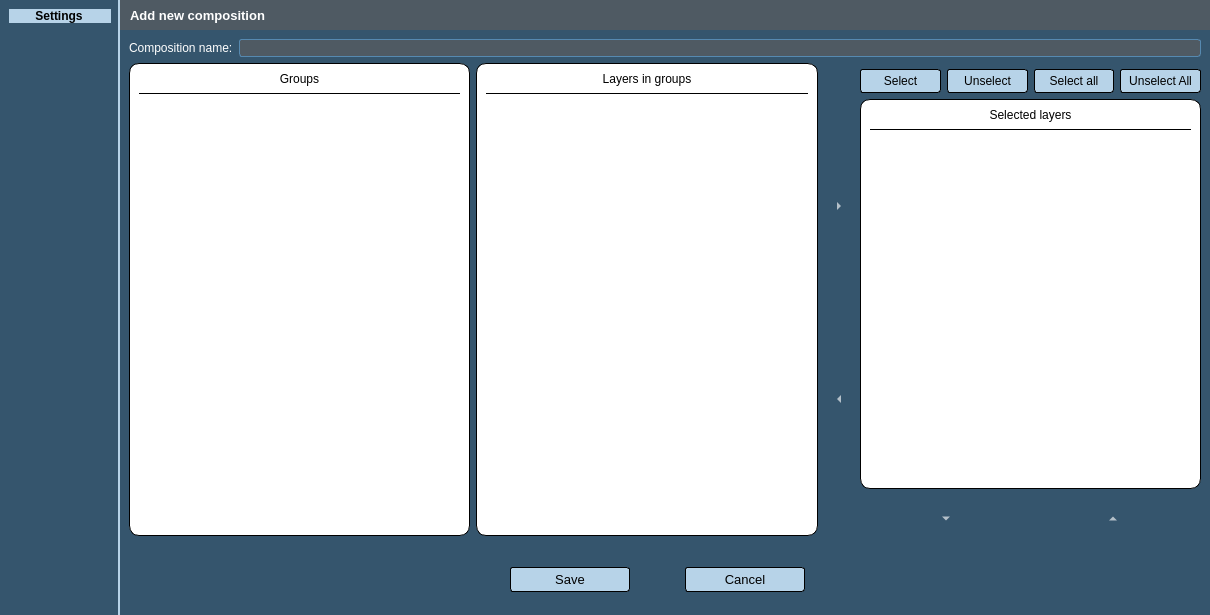
Old version of the form Kompozycje/nowa_kompozycja.ui in the repository GIAPspzoo/GIAP_PolaMap_lite.
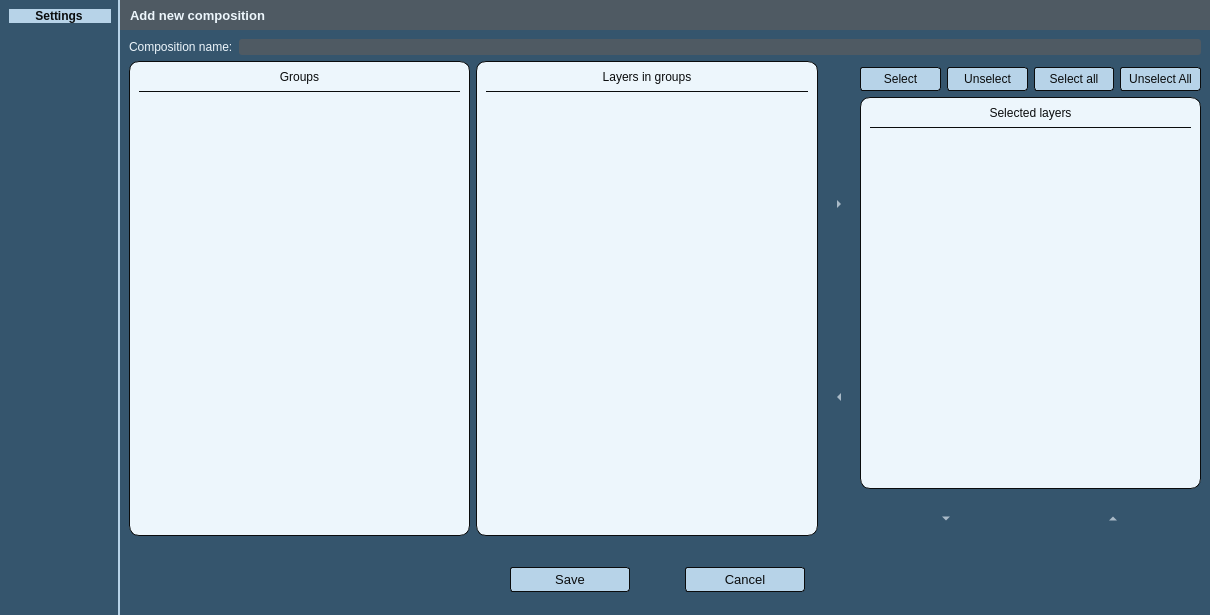
New version of the form. Icons and pictures are not drawn.

Patch:
```diff
--- a/Kompozycje/nowa_kompozycja.ui
+++ b/Kompozycje/nowa_kompozycja.ui
@@ -48,7 +48,7 @@
    <string notr="true">* {
 	background-color: rgb(53, 85, 109);
     font: 10pt &quot;Segoe UI&quot;; 
-	color: white;
+	color: #EDF6FC;
 }
 QAbstractItemView
 {
@@ -90,7 +90,7 @@
 	subcontrol-position: top right;
 	width: 15px;
     background-color: #5689b0;
-	border-left-width: 0px;
+	border-left-width: 0;
 	border-left-color:  #1a2936;
 	border-left-style: solid;
 	border-top-right-radius: 3px; 
@@ -111,14 +111,14 @@
 
 QLineEdit
 {
-	border: 1px solid #5689b0;
+	border: None;
     border-radius: 3px;
     background-color: #4f5a63;
 }
 
 QPushButton {
-	color: black;
-	border: 1px solid black;
+	color: #0A0C0D;
+	border: 1px solid #0A0C0D;
 	background-color: #b7d3e8;
 	border-radius: 3px;
 	padding: 4px;
@@ -142,29 +142,29 @@
 }
 
 QToolButton {
-   border: 0px solid transparent;
-   color: white;
+   border: 0 solid transparent;
+   color: #EDF6FC;
    border-radius: 3px;
 }
 
 QToolButton:hover {
    background-color: #b7d3e8;
-   border: 1px solid black;
-   color: black;
+   border: 1px solid #0A0C0D;
+   color: #0A0C0D;
 }
 
 QToolButton:pressed {
    background-color: #b7d3e8;
-   border: 1px solid black;
-   color: black;
+   border: 1px solid #0A0C0D;
+   color: #0A0C0D;
 }
 
 QListView:item:selected {
-   background-color: #5689b0;
+   background-color: #6fb1e3;
 }
 
 QListView:item:hover {
-   background-color: #b7d3e8;
+   background-color: #6fb1e3;
 }
    </string>
   </property>
@@ -324,8 +324,8 @@
 	border-radius: 4px;
 }
 
-QAbstractScrollArea::corner{
-	background-color: #375871;
+QAbstractScrollArea:corner{
+    background-color: #EDF6FC;
 }</string>
      </property>
      <property name="frameShape">
@@ -338,9 +338,9 @@
       <item row="1" column="1" rowspan="5">
        <widget class="QFrame" name="frame_4">
         <property name="styleSheet">
-         <string notr="true">border: 1px solid black;
+         <string notr="true">border: 1px solid #0A0C0D;
 border-radius: 10px;
-background-color: white;</string>
+background-color: #EDF6FC;</string>
         </property>
         <property name="frameShape">
          <enum>QFrame::StyledPanel</enum>
@@ -361,10 +361,10 @@
             </size>
            </property>
            <property name="styleSheet">
-            <string notr="true">border-width: 0px;
-border-radius: 0px;
-border-bottom: 1px solid black;
-color: black;</string>
+            <string notr="true">border-width: 0;
+border-radius: 0;
+border-bottom: 1px solid #0A0C0D;
+color: #0A0C0D;</string>
            </property>
            <property name="text">
             <string>Layers in groups</string>
@@ -378,17 +378,15 @@
           <widget class="QListView" name="warstwy_w_grupie_table">
            <property name="styleSheet">
             <string notr="true">QListView {
-	border: 0px;
-	color: black;
+	border: 0;
+	color: #0A0C0D;
 }
 
 QScrollBar:horizontal {
-    background-color: #375871;
 	border: None;
 }
 
 QScrollBar:vertical{
-	background-color: #375871;
 	border: None;
 }</string>
            </property>
@@ -424,9 +422,9 @@
       <item row="3" column="3">
        <widget class="QFrame" name="frame_5">
         <property name="styleSheet">
-         <string notr="true">border: 1px solid black;
+         <string notr="true">border: 1px solid #0A0C0D;
 border-radius: 10px;
-background-color: white;</string>
+background-color: #EDF6FC;</string>
         </property>
         <property name="frameShape">
          <enum>QFrame::StyledPanel</enum>
@@ -447,10 +445,10 @@
             </size>
            </property>
            <property name="styleSheet">
-            <string notr="true">border-width: 0px;
-border-radius: 0px;
-border-bottom: 1px solid black;
-color: black;</string>
+            <string notr="true">border-width: 0;
+border-radius: 0;
+border-bottom: 1px solid #0A0C0D;
+color: #0A0C0D;</string>
            </property>
            <property name="text">
             <string>Selected layers</string>
@@ -464,17 +462,15 @@
           <widget class="QListView" name="warstwy_table">
            <property name="styleSheet">
             <string notr="true">QListView {
-	border: 0px;
-	color: black;
+	border: 0;
+	color: #0A0C0D;
 }
 
 QScrollBar:horizontal {
-    background-color: #375871;
 	border: None;
 }
 
 QScrollBar:vertical{
-	background-color: #375871;
 	border: None;
 }</string>
            </property>
@@ -556,9 +552,9 @@
       <item row="1" column="0" rowspan="5">
        <widget class="QFrame" name="frame_2">
         <property name="styleSheet">
-         <string notr="true">border: 1px solid black;
+         <string notr="true">border: 1px solid #0A0C0D;
 border-radius: 10px;
-background-color: white;</string>
+background-color: #EDF6FC;</string>
         </property>
         <property name="frameShape">
          <enum>QFrame::StyledPanel</enum>
@@ -579,10 +575,10 @@
             </size>
            </property>
            <property name="styleSheet">
-            <string notr="true">border-width: 0px;
-border-radius: 0px;
-border-bottom: 1px solid black;
-color: black;</string>
+            <string notr="true">border-width: 0;
+border-radius: 0;
+border-bottom: 1px solid #0A0C0D;
+color: #0A0C0D;</string>
            </property>
            <property name="text">
             <string>Groups</string>
@@ -597,16 +593,14 @@
            <property name="styleSheet">
             <string notr="true">QListView {
 	border: 0px;
-	color: black;
+	color: #0A0C0D;
 }
 
 QScrollBar:horizontal {
-    background-color: #375871;
 	border: None;
 }
 
 QScrollBar:vertical{
-	background-color: #375871;
 	border: None;
 }</string>
            </property>
@@ -650,6 +644,11 @@
         </item>
         <item>
          <widget class="QLineEdit" name="nazwa_lineEdit">
+          <property name="styleSheet">
+           <string notr="true">QLineEdit:focus{
+    border: 1px solid #5689B0;
+}</string>
+          </property>
           <property name="text">
            <string/>
           </property>
@@ -774,7 +773,7 @@
        </font>
       </property>
       <property name="styleSheet">
-       <string notr="true">color : white;	font-weight: bold;</string>
+       <string notr="true">color : #EDF6FC;	font-weight: bold;</string>
       </property>
       <property name="text">
        <string>Add new composition</string>
@@ -803,7 +802,7 @@
       <string notr="true">
 * {
 	font: 75 8pt &quot;Segoe UI Light&quot;;
-	color: black;
+	color: #0A0C0D;
 }
 
 QFrame {
@@ -828,7 +827,7 @@
        <widget class="QLabel" name="label_3">
         <property name="styleSheet">
          <string notr="true">   background-color: #b7d3e8;
-   color: black;
+   color: #0A0C0D;
    font: 10pt &quot;Segoe UI&quot;; 
    font-weight: bold;
    padding-left: 5px;
```
